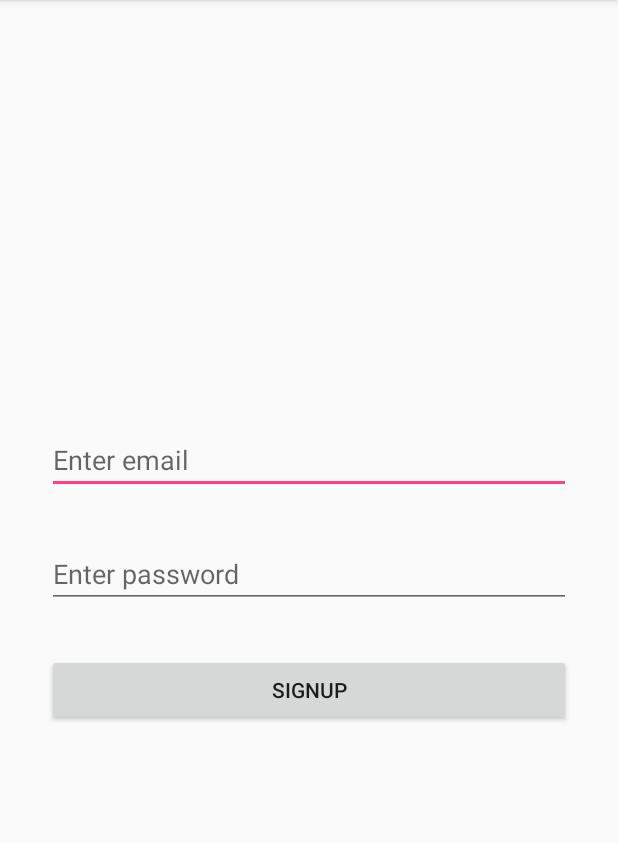
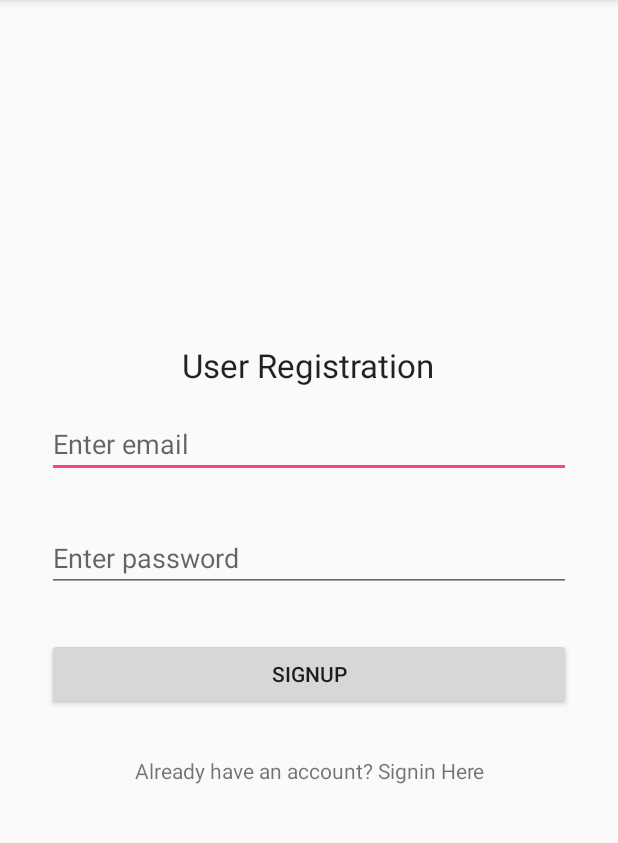
Before and after one commit to qaphan3007/PU_gr9, an Android app: the screen it shows after launch (MainActivity), after a tap on "SIGNUP", on a phone screen of 412 x 824 dp, the part 84-927 px from its top. Run offline under Robolectric (Android 15) with nearby library versions, the phone set to English and light mode, and no system bars; our stand-ins replace Firebase (no records; nobody signed in at launch, a user with empty details on screens opened directly).

Commit message:
User registration

```diff
--- a/FeedMeBot/app/src/main/AndroidManifest.xml
+++ b/FeedMeBot/app/src/main/AndroidManifest.xml
@@ -2,10 +2,7 @@
 <manifest xmlns:android="http://schemas.android.com/apk/res/android"
     package="com.example.sterri.feedmebot">
 
-    <uses-permission android:name="android.permission.INTERNET"/>
-
-
-
+    <uses-permission android:name="android.permission.INTERNET" />
 
     <application
         android:allowBackup="true"
@@ -23,7 +20,7 @@
         <activity android:name=".HomePage" />
         <activity android:name=".JavaOversikt" />
         <activity android:name=".JavaAssignment1" />
-        <activity android:name=".JavaAssignment12"></activity>
+        <activity android:name=".JavaAssignment12" />
     </application>
 
 </manifest>
--- a/FeedMeBot/app/src/main/java/com/example/sterri/feedmebot/MainActivity.java
+++ b/FeedMeBot/app/src/main/java/com/example/sterri/feedmebot/MainActivity.java
@@ -9,6 +9,7 @@ import android.text.TextUtils;
 import android.view.View;
 import android.widget.Button;
 import android.widget.EditText;
+import android.widget.TextView;
 import android.widget.Toast;
 
 import com.google.android.gms.tasks.OnCompleteListener;
@@ -22,6 +23,8 @@ public class MainActivity extends AppCompatActivity implements View.OnClickListe
     private EditText editTextEmail;
     private EditText editTextPassword;
     private Button buttonSignup;
+
+    private TextView textViewSignin;
     private ProgressDialog progressDialog;
 
     //defining firebaseauth object
@@ -35,9 +38,21 @@ public class MainActivity extends AppCompatActivity implements View.OnClickListe
         //initializing firebase auth object
         firebaseAuth = FirebaseAuth.getInstance();
 
+        //check if the user is already logged in
+       // if(firebaseAuth.getCurrentUser() !=null){
+            //if getCurrentUser is not null -> the user is already logged in
+            //close this activity
+          //  finish();
+
+            //open profile activity
+          //  startActivity(new Intent(getApplicationContext(), HomePage.class));
+
+        //}
+
         //init views
         editTextEmail = (EditText) findViewById(R.id.editTextEmail);
         editTextPassword = (EditText) findViewById(R.id.editTextPassword);
+        textViewSignin = (TextView) findViewById(R.id.textViewSignin);
 
         buttonSignup = (Button) findViewById(R.id.buttonSignup);
 
@@ -45,6 +60,7 @@ public class MainActivity extends AppCompatActivity implements View.OnClickListe
 
         //attaching listener to button
         buttonSignup.setOnClickListener(this);
+        textViewSignin.setOnClickListener(this);
 
 
     }
@@ -81,8 +97,9 @@ public class MainActivity extends AppCompatActivity implements View.OnClickListe
                     public void onComplete(@NonNull Task<AuthResult> task) {
                         //checking if success
                         if(task.isSuccessful()){
+                            finish();
                             //display some message here
-                            Toast.makeText(MainActivity.this,"Successfully registered",Toast.LENGTH_LONG).show();
+                            startActivity(new Intent(getApplicationContext(), HomePage.class));
                         }else{
                             //display some message here
                             Toast.makeText(MainActivity.this,"Registration Error",Toast.LENGTH_LONG).show();
@@ -94,8 +111,16 @@ public class MainActivity extends AppCompatActivity implements View.OnClickListe
     }
 
     public void onClick(View view) {
-        //calling register method on click
-        registerUser();
+
+        if(view == buttonSignup){
+            //calling register method on click
+            registerUser();
+        }
+        if(view == textViewSignin){
+            //open login activity when user taps on the already registered textview
+            startActivity(new Intent(this, HomePage.class));
+        }
+
     }
 
     //  public void goToHomePage(View view) {
--- a/FeedMeBot/app/src/main/res/layout/activity_main.xml
+++ b/FeedMeBot/app/src/main/res/layout/activity_main.xml
@@ -15,6 +15,14 @@
         android:layout_width="match_parent"
         android:layout_height="wrap_content"
         android:orientation="vertical">
+
+        <TextView
+            android:layout_width="wrap_content"
+            android:layout_height="wrap_content"
+            android:textAppearance="?android:attr/textAppearanceLarge"
+            android:text="User Registration"
+            android:id="@+id/textView"
+            android:layout_gravity="center_horizontal"/>
 
         <EditText
             android:id="@+id/editTextEmail"
@@ -39,6 +47,14 @@
             android:layout_margin="15dp"
             android:text="Signup" />
 
+        <TextView
+            android:text="Already have an account? Signin Here"
+            android:id="@+id/textViewSignin"
+            android:textAlignment="center"
+            android:layout_margin="15dp"
+            android:layout_width="match_parent"
+            android:layout_height="wrap_content" />
+
     </LinearLayout>
 
 </RelativeLayout>
```
